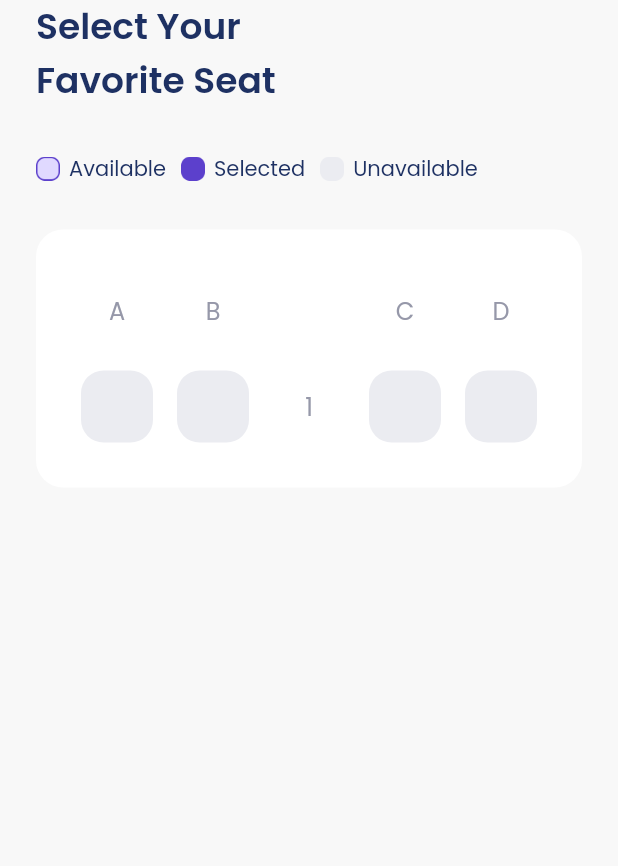
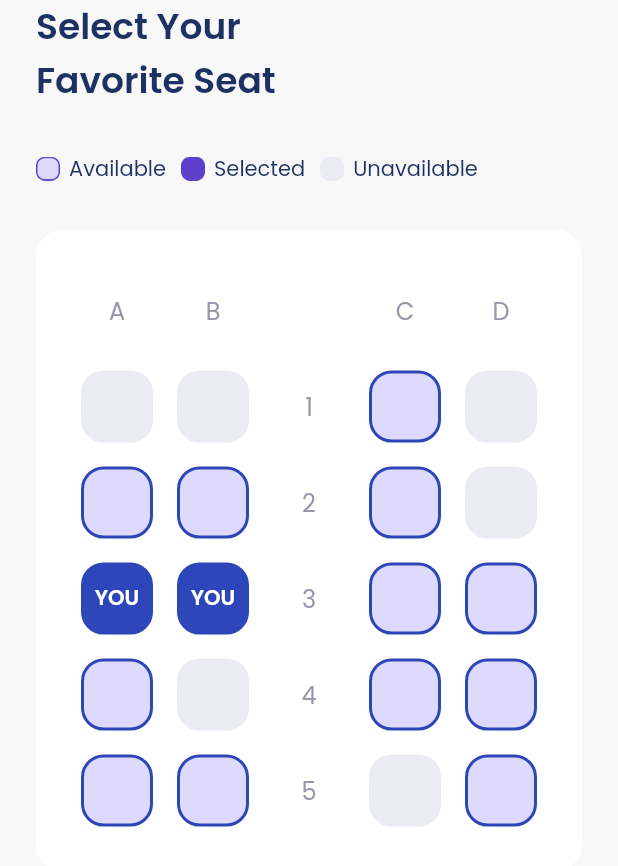
Before and after one commit to saydinaambiya/easyways_app, a Flutter app: the ChooseSeatPage screen opened directly, on a phone screen of 412 x 824 dp. Shown: the top 866 px of the screen. Run offline on Flutter 3.47's test engine with Material 2 defaults, Android fonts, the phone set to English and light mode, and no system bars; our stand-ins replace google_fonts.

Commit message:
add status seat

```diff
--- a/lib/shared/theme.dart
+++ b/lib/shared/theme.dart
@@ -6,6 +6,7 @@ double defaultMargin = 24.0;
 double defaultRadius = 17.0;
 
 //colors
+Color availableColor = const Color(0xFFE0D9FF);
 Color backgroundColor = const Color(0xFFF8F8F8);
 Color greenColor = const Color(0xFF0EC3AE);
 Color greyColor = const Color(0xFF9698A9);
--- a/lib/ui/pages/choose_seat_page.dart
+++ b/lib/ui/pages/choose_seat_page.dart
@@ -1,4 +1,5 @@
 import 'package:easyplane_app/shared/theme.dart';
+import 'package:easyplane_app/ui/widgets/seat_item.dart';
 import 'package:flutter/material.dart';
 
 class ChooseSeatPage extends StatefulWidget {
@@ -155,22 +156,8 @@ class _ChooseSeatPageState extends State<ChooseSeatPage> {
               child: Row(
                 mainAxisAlignment: MainAxisAlignment.spaceAround,
                 children: [
-                  Container(
-                    width: 48,
-                    height: 48,
-                    decoration: BoxDecoration(
-                      color: unavailableColor,
-                      borderRadius: BorderRadius.circular(15),
-                    ),
-                  ),
-                  Container(
-                    width: 48,
-                    height: 48,
-                    decoration: BoxDecoration(
-                      color: unavailableColor,
-                      borderRadius: BorderRadius.circular(15),
-                    ),
-                  ),
+                  SeatItem(status: 2),
+                  SeatItem(status: 2),
                   Container(
                     width: 48,
                     height: 48,
@@ -183,22 +170,112 @@ class _ChooseSeatPageState extends State<ChooseSeatPage> {
                       ),
                     ),
                   ),
+                  SeatItem(status: 0),
+                  SeatItem(status: 2),
+                ],
+              ),
+            ),
+
+            //NOTE : SEAT 2
+            Container(
+              margin: const EdgeInsets.only(top: 16),
+              child: Row(
+                mainAxisAlignment: MainAxisAlignment.spaceAround,
+                children: [
+                  SeatItem(status: 0),
+                  SeatItem(status: 0),
                   Container(
                     width: 48,
                     height: 48,
-                    decoration: BoxDecoration(
-                      color: unavailableColor,
-                      borderRadius: BorderRadius.circular(15),
+                    child: Center(
+                      child: Text(
+                        '2',
+                        style: greyText.copyWith(
+                          fontSize: 16,
+                        ),
+                      ),
                     ),
                   ),
+                  SeatItem(status: 0),
+                  SeatItem(status: 2),
+                ],
+              ),
+            ),
+
+            //NOTE : SEAT 3
+            Container(
+              margin: const EdgeInsets.only(top: 16),
+              child: Row(
+                mainAxisAlignment: MainAxisAlignment.spaceAround,
+                children: [
+                  SeatItem(status: 1),
+                  SeatItem(status: 1),
                   Container(
                     width: 48,
                     height: 48,
-                    decoration: BoxDecoration(
-                      color: unavailableColor,
-                      borderRadius: BorderRadius.circular(15),
+                    child: Center(
+                      child: Text(
+                        '3',
+                        style: greyText.copyWith(
+                          fontSize: 16,
+                        ),
+                      ),
                     ),
                   ),
+                  SeatItem(status: 0),
+                  SeatItem(status: 0),
+                ],
+              ),
+            ),
+
+            //NOTE : SEAT 4
+            Container(
+              margin: const EdgeInsets.only(top: 16),
+              child: Row(
+                mainAxisAlignment: MainAxisAlignment.spaceAround,
+                children: [
+                  SeatItem(status: 0),
+                  SeatItem(status: 2),
+                  Container(
+                    width: 48,
+                    height: 48,
+                    child: Center(
+                      child: Text(
+                        '4',
+                        style: greyText.copyWith(
+                          fontSize: 16,
+                        ),
+                      ),
+                    ),
+                  ),
+                  SeatItem(status: 0),
+                  SeatItem(status: 0),
+                ],
+              ),
+            ),
+
+            //NOTE : SEAT 5
+            Container(
+              margin: const EdgeInsets.only(top: 16),
+              child: Row(
+                mainAxisAlignment: MainAxisAlignment.spaceAround,
+                children: [
+                  SeatItem(status: 0),
+                  SeatItem(status: 0),
+                  Container(
+                    width: 48,
+                    height: 48,
+                    child: Center(
+                      child: Text(
+                        '5',
+                        style: greyText.copyWith(
+                          fontSize: 16,
+                        ),
+                      ),
+                    ),
+                  ),
+                  SeatItem(status: 2),
+                  SeatItem(status: 0),
                 ],
               ),
             ),
--- a/lib/ui/widgets/seat_item.dart
+++ b/lib/ui/widgets/seat_item.dart
@@ -3,17 +3,74 @@ import 'package:flutter/material.dart';
 import '../../shared/theme.dart';
 
 class SeatItem extends StatelessWidget {
-  const SeatItem({Key? key}) : super(key: key);
+  //NOTE : 0. Available 1. Selected 2. Unavailable
+  final int status;
+
+  const SeatItem({
+    Key? key,
+    required this.status,
+  }) : super(key: key);
 
   @override
   Widget build(BuildContext context) {
+    backgroundColor() {
+      switch (status) {
+        case 0:
+          return availableColor;
+        case 1:
+          return primaryColor;
+        case 2:
+          return unavailableColor;
+        default:
+          return unavailableColor;
+      }
+    }
+
+    borderColor() {
+      switch (status) {
+        case 0:
+          return primaryColor;
+        case 1:
+          return primaryColor;
+        case 2:
+          return unavailableColor;
+        default:
+          return unavailableColor;
+      }
+    }
+
+    textChild() {
+      switch (status) {
+        case 0:
+          return const SizedBox();
+        case 1:
+          return Center(
+            child: Text(
+              'YOU',
+              style: whiteText.copyWith(
+                fontWeight: semiBold,
+              ),
+            ),
+          );
+        case 2:
+          return const SizedBox();
+        default:
+          return const SizedBox();
+      }
+    }
+
     return Container(
       width: 48,
       height: 48,
       decoration: BoxDecoration(
-        color: unavailableColor,
+        color: backgroundColor(),
         borderRadius: BorderRadius.circular(15),
+        border: Border.all(
+          color: borderColor(),
+          width: 2,
+        ),
       ),
+      child: textChild(),
     );
   }
 }
```
